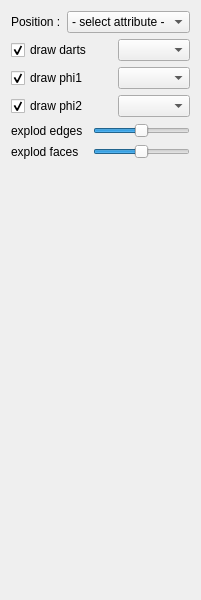
Before: the Qt Designer form SCHNApps/Plugins/surface_renderTopo/forms/surface_renderTopo.ui in cgogn/CGoGN, drawn with Qt 5.
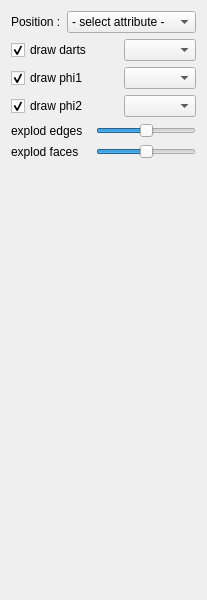
After: the same form once the commit is applied. Custom widgets are drawn as their Qt base class.

Commit message: set plugin tabs movable

What changed in the file:
```diff
--- a/SCHNApps/Plugins/surface_renderTopo/forms/surface_renderTopo.ui
+++ b/SCHNApps/Plugins/surface_renderTopo/forms/surface_renderTopo.ui
@@ -6,7 +6,7 @@
    <rect>
     <x>0</x>
     <y>0</y>
-    <width>200</width>
+    <width>207</width>
     <height>600</height>
    </rect>
   </property>
```
Left out of the diff: 11 changed lines with no effect on the pictures. The commit also changes 2 other files.
